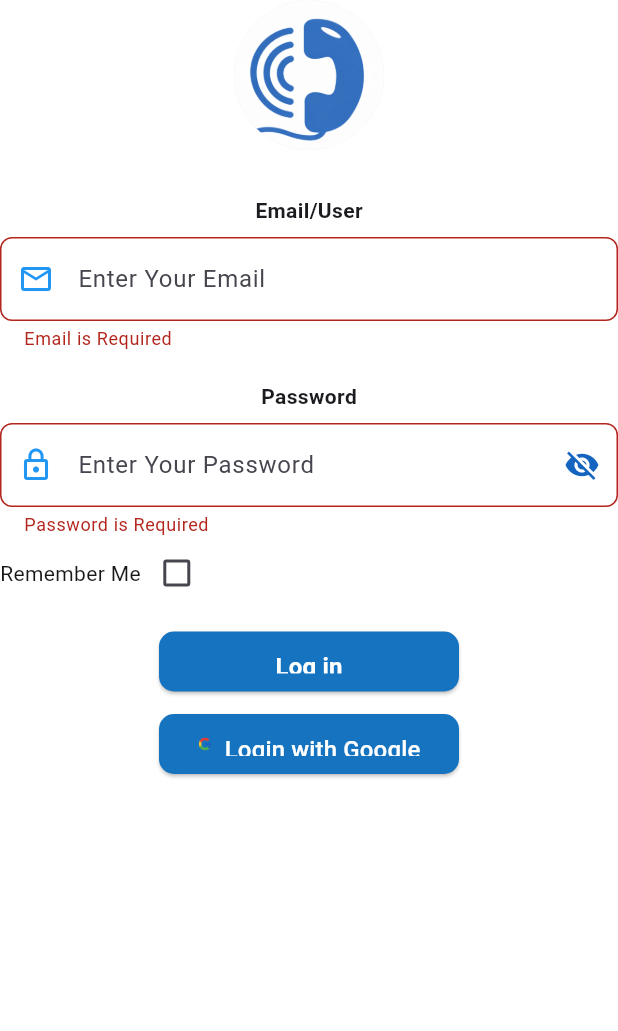
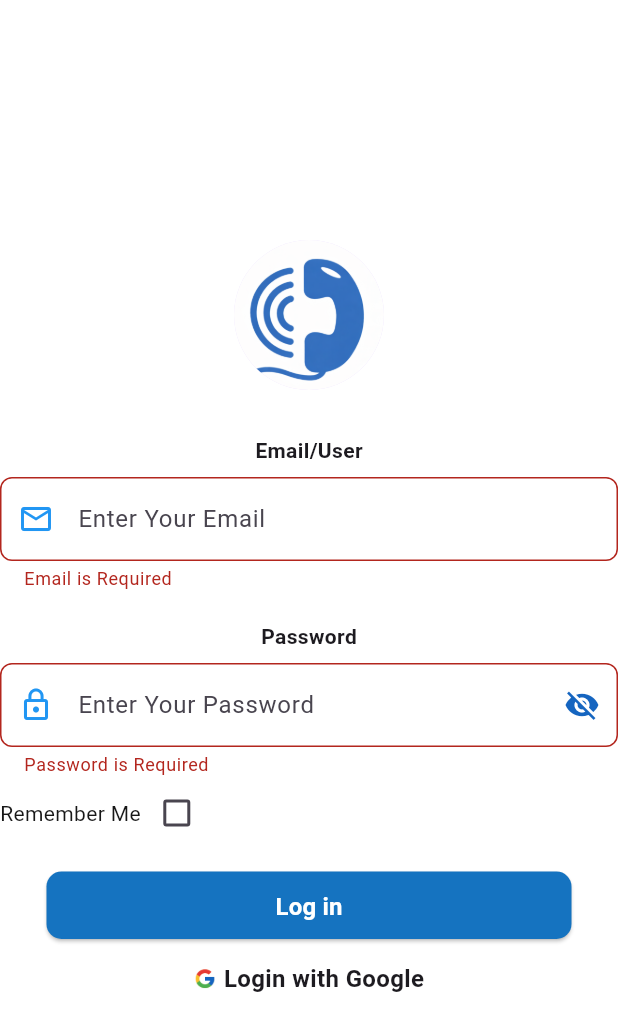
Before and after one commit to gohack72-ship-it/Dialo-Call-Center-CRM, a Flutter app: the Loginpage screen opened directly, after a tap on "Log in", on a phone screen of 412 x 824 dp. Shown: the top 1031 px of the screen. Run offline on Flutter 3.47's test engine with Material 3 defaults, Android fonts, the phone set to English and light mode, and no system bars; our stand-ins replace cloud_firestore, firebase_core, google_sign_in, lottie, shared_preferences; accounts and stored records are empty.

Commit message:
pulling login

```diff
--- /dev/null
+++ b/devtools_options.yaml
@@ -0,0 +1,3 @@
+description: This file stores settings for Dart & Flutter DevTools.
+documentation: https://docs.flutter.dev/tools/devtools/extensions#configure-extension-enablement-states
+extensions:
--- a/lib/loginpage.dart
+++ b/lib/loginpage.dart
@@ -1,5 +1,7 @@
+import 'package:dialo/providers/loginprovider.dart';
 import 'package:flutter/cupertino.dart';
 import 'package:flutter/material.dart';
+import 'package:provider/provider.dart';
 
 class Loginpage extends StatefulWidget {
   const Loginpage({super.key});
@@ -9,17 +11,19 @@ class Loginpage extends StatefulWidget {
 }
 
 class _LoginpageState extends State<Loginpage> {
-  bool remeberme = false;
+
   bool obscuretext = true;
   final _formkey = GlobalKey<FormState>();
 
   @override
   Widget build(BuildContext context) {
+    Loginprovider logPro = Provider.of<Loginprovider>(context,listen: false);
     return Scaffold(
      backgroundColor: const Color.fromARGB(255, 255, 255, 255),
      body: Center(
       child: Column(
         crossAxisAlignment: CrossAxisAlignment.center,
+        mainAxisAlignment: MainAxisAlignment.center,
         children: [
           CircleAvatar(
             radius: 50,
@@ -30,7 +34,6 @@ class _LoginpageState extends State<Loginpage> {
           Form(
             key:_formkey ,
             child: Column(
-
            crossAxisAlignment: CrossAxisAlignment.center,
            children: [
 
@@ -40,7 +43,10 @@ class _LoginpageState extends State<Loginpage> {
               style: TextStyle(fontWeight: FontWeight.bold),
               ),
               const SizedBox(height: 8,),
-               TextFormField(
+               Consumer<Loginprovider>(
+                 builder: (context1,log,child) {
+                   return TextFormField(
+                    controller: log.emailController,
                                decoration: InputDecoration(
                                  hintText: "Enter Your Email",
                                  prefixIcon: const Icon(Icons.email_outlined,color: Colors.blue),
@@ -57,6 +63,8 @@ class _LoginpageState extends State<Loginpage> {
                      }
                      return null;
                     },
+                             );
+                 }
                ),
           const SizedBox(height: 20),
           const Text(
@@ -64,7 +72,10 @@ class _LoginpageState extends State<Loginpage> {
             style: TextStyle(fontWeight: FontWeight.bold),
           ),
           const SizedBox(height:8),
-          TextFormField(
+          Consumer<Loginprovider>(
+            builder: (context2,log1,child) {
+              return TextFormField(
+                controller: log1.passwordController,
                 obscureText: obscuretext,
                 decoration: InputDecoration(
                   hintText: "Enter Your Password",
@@ -87,30 +98,45 @@ class _LoginpageState extends State<Loginpage> {
                 if (value == null || value.isEmpty){
                   return "Password is Required";
                 }
-            if (value.length < 8){
-              return "Password must be atleast 8 characters";
+                if (value.length < 6){
+                  return "Password Must be atleast 6 Characters";
                 }
                 if (! RegExp(r'[0-9]').hasMatch(value)){
-              return "Password must contain atleast one number";
+                  return "Password Must Contain atleast One Number";
+                }
+                if (! RegExp(r'[A-Z]').hasMatch(value)){
+                  return " Password Must Contain atleast One Uppercase Letter";
+                }
+                if (! RegExp(r'[a-z]').hasMatch(value)){
+                  return "Password Must Contain atleast one Lowercase Letter";
+                }
+                if (! RegExp(r'[!@#$%^&(),.?:{}|<>]').hasMatch(value)){
+                return "Password Must Contain atleast One Special Character";
                 }
                 return null;
+               }
+              );
             }
           ),
           Row(
             children: [
               Text("Remember Me",style: TextStyle(color:CupertinoColors.darkBackgroundGray),),
-              Checkbox(value:remeberme,
+              Consumer<Loginprovider>(
+                builder: (context3,log3,child) {
+                  return Checkbox(value:log3.remeberme,
                    onChanged: (value){
                             setState(() {
-                  remeberme = value!;
+                     log3.remeberme = value!;
                     });
-               })
+                   });
+                }
+              )
             ],
           ),
           const SizedBox(height: 15),
           SizedBox(
-            height: 40,
-            width: 200,
+            height: 45,
+            width: 350,
         child:ElevatedButton(
            style: ElevatedButton.styleFrom(
             backgroundColor: const Color.fromARGB(255, 21, 115, 192),
@@ -119,6 +145,7 @@ class _LoginpageState extends State<Loginpage> {
               borderRadius: BorderRadius.circular(10),
             )
            ),
+
             onPressed: (){
                 if (_formkey.currentState!.validate()){
                   print("Login successful");
@@ -131,23 +158,26 @@ class _LoginpageState extends State<Loginpage> {
               SizedBox(
                 height: 15,
               ),
-              SizedBox(
-                height:40,
-                width: 200,
-                child: ElevatedButton.icon(
-                    onPressed: (){},
-                    style:ElevatedButton.styleFrom(
-                      backgroundColor: const Color.fromARGB(255, 21, 115, 192),
-                      padding: EdgeInsets.symmetric(vertical:12),
-                      shape: RoundedRectangleBorder(
-                        borderRadius:BorderRadius.circular(10),
+              InkWell(
+                onTap: () {
+                 print("Signing in with Google");
+                },
+                child: Row(
+                  mainAxisAlignment: MainAxisAlignment.center,
+                  children: [
+                    Image.asset("assets/googleicon.png",
+                      height:15 ,
+                       ),
+                       SizedBox(width: 5,),
+                    Text("Login with Google",
+                          style: TextStyle(fontSize:16, fontWeight:FontWeight.bold ),
+                          ),
+
+
+                  ],
                 ),
               ),
-                    icon: Image.asset("assets/googleicon.png",
-                    height:10 ,
-                     ),
-                    label: Text("Login with Google",style: TextStyle(fontSize:16,color:Colors.white ),),),
-              )
+
         ]
             )
             ),
--- a/lib/main.dart
+++ b/lib/main.dart
@@ -5,6 +5,7 @@ import 'package:dialo/loginpage.dart';
 
 
 import 'package:dialo/providers/leadProvider.dart';
+import 'package:dialo/providers/loginprovider.dart';
 
 import 'package:dialo/views/bottomnavigationbar.dart';
 
@@ -57,7 +58,10 @@ setState(() {
   @override
   Widget build(BuildContext context) {
     return MultiProvider(
-      providers: [ ChangeNotifierProvider(create: (_)=>LeadProvider()),],
+      providers: [
+        ChangeNotifierProvider(create: (_)=>LeadProvider()),
+      ChangeNotifierProvider(create :(_)=>LoginProvider())
+      ],
       child: MaterialApp(
         debugShowCheckedModeBanner: false,
         title: 'Leads CRM',
--- a/pubspec.yaml
+++ b/pubspec.yaml
@@ -33,6 +33,7 @@ dependencies:
     sdk: flutter
   shared_preferences: ^2.5.3
   cloud_firestore: ^6.1.3
+  google_sign_in: ^7.2.0
 
 
 
@@ -43,6 +44,7 @@ dependencies:
   provider: ^6.1.5+1
   lottie: ^3.3.1
   animated_splash_screen:
+
 dev_dependencies:
   flutter_test:
     sdk: flutter
```
Also changed, not shown: lib/providers/loginprovider.dart (added, +37 -0 lines), pubspec.lock, 1 other file. Lines whose indentation alone changed are shown as unchanged.
